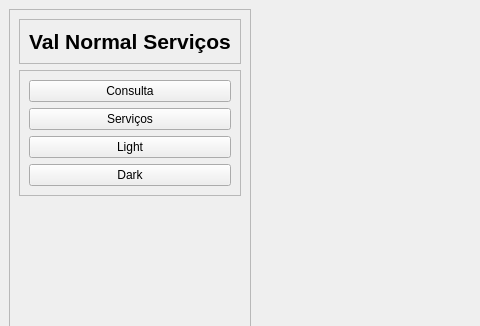
This is view/main_window.ui in ImperadorFortum/Projeto_integra-o2.0 as Qt 5 draws it before an edit; both pictures show x 0 to 480 and y 0 to 326 of the 1335 by 730 pixel window. The edited form follows.
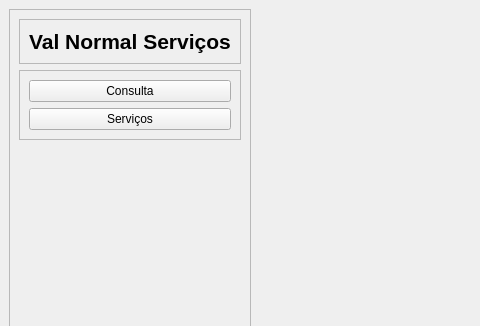
This is the edited form.

```diff
--- a/view/main_window.ui
+++ b/view/main_window.ui
@@ -73,20 +73,6 @@
             </property>
            </widget>
           </item>
-          <item>
-           <widget class="QPushButton" name="btnLIGHT">
-            <property name="text">
-             <string>Light</string>
-            </property>
-           </widget>
-          </item>
-          <item>
-           <widget class="QPushButton" name="btnDARK">
-            <property name="text">
-             <string>Dark</string>
-            </property>
-           </widget>
-          </item>
          </layout>
         </widget>
        </item>
```
